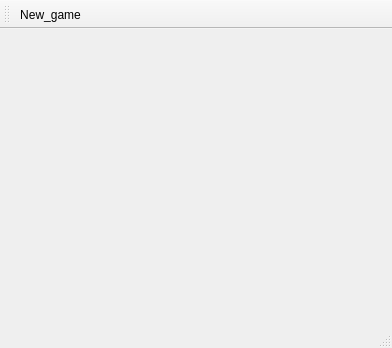
Old version of the form mainwindow.ui in the repository joscame/Mines-Sweeper.
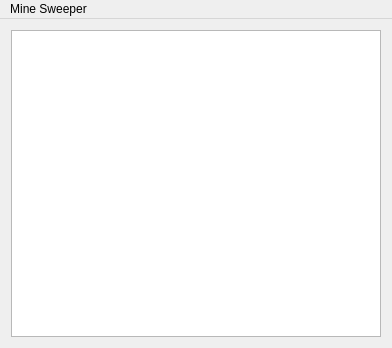
New version of the form. Icons and pictures are not drawn.

```diff
--- a/mainwindow.ui
+++ b/mainwindow.ui
@@ -11,10 +11,21 @@
    </rect>
   </property>
   <property name="windowTitle">
-   <string>MainWindow</string>
+   <string>Main Sweeper</string>
+  </property>
+  <property name="windowIcon">
+   <iconset resource="assets/mine.qrc">
+    <normaloff>:/mina</normaloff>:/mina</iconset>
+  </property>
+  <property name="autoFillBackground">
+   <bool>false</bool>
   </property>
   <widget class="QWidget" name="centralWidget">
-   <layout class="QVBoxLayout" name="verticalLayout"/>
+   <layout class="QVBoxLayout" name="verticalLayout">
+    <item>
+     <widget class="QGraphicsView" name="graphicsView"/>
+    </item>
+   </layout>
   </widget>
   <widget class="QMenuBar" name="menuBar">
    <property name="geometry">
@@ -25,18 +36,15 @@
      <height>21</height>
     </rect>
    </property>
+   <widget class="QMenu" name="menuMine_Sweeper">
+    <property name="title">
+     <string>Mine Sweeper</string>
+    </property>
+    <addaction name="actionExit"/>
+   </widget>
+   <addaction name="menuMine_Sweeper"/>
   </widget>
-  <widget class="QToolBar" name="mainToolBar">
-   <attribute name="toolBarArea">
-    <enum>TopToolBarArea</enum>
-   </attribute>
-   <attribute name="toolBarBreak">
-    <bool>false</bool>
-   </attribute>
-   <addaction name="actionNew_game"/>
-  </widget>
-  <widget class="QStatusBar" name="statusBar"/>
-  <action name="actionNew_game">
+  <action name="actionExit">
    <property name="icon">
     <iconset resource="new_game.qrc">
      <normaloff>:/assets/new.svg</normaloff>
@@ -44,10 +52,7 @@
      <selectedon>:/assets/new.svg</selectedon>:/assets/new.svg</iconset>
    </property>
    <property name="text">
-    <string>New_game</string>
-   </property>
-   <property name="toolTip">
-    <string>starts a new one</string>
+    <string>Exit</string>
    </property>
   </action>
  </widget>
```
Left out of the diff: 30 changed lines with no effect on the pictures.
